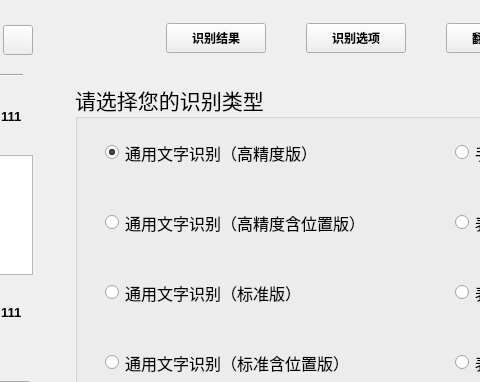
Above: widget.ui from slicesteak/SheepOCR before the change; both pictures show x 218 to 698 and y 0 to 382 of the 1030 by 685 pixel window. Below: the same form after it.
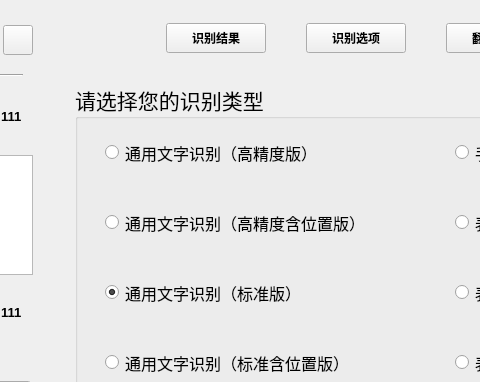
That is the form after the change. The open tabs and pages were chosen to show the change. Icons and pictures are not drawn.

```diff
--- a/widget.ui
+++ b/widget.ui
@@ -991,7 +991,7 @@
                  <string>通用文字识别（高精度版）</string>
                 </property>
                 <property name="checked">
-                 <bool>true</bool>
+                 <bool>false</bool>
                 </property>
                </widget>
                <widget class="QRadioButton" name="radioButton_2">
@@ -1012,6 +1012,9 @@
                 <property name="text">
                  <string>通用文字识别（标准版）</string>
                 </property>
+                <property name="checked">
+                 <bool>true</bool>
+                </property>
                </widget>
                <widget class="QRadioButton" name="radioButton_3">
                 <property name="geometry">
```
Left out of the diff: 2 changed lines with no effect on the pictures.
